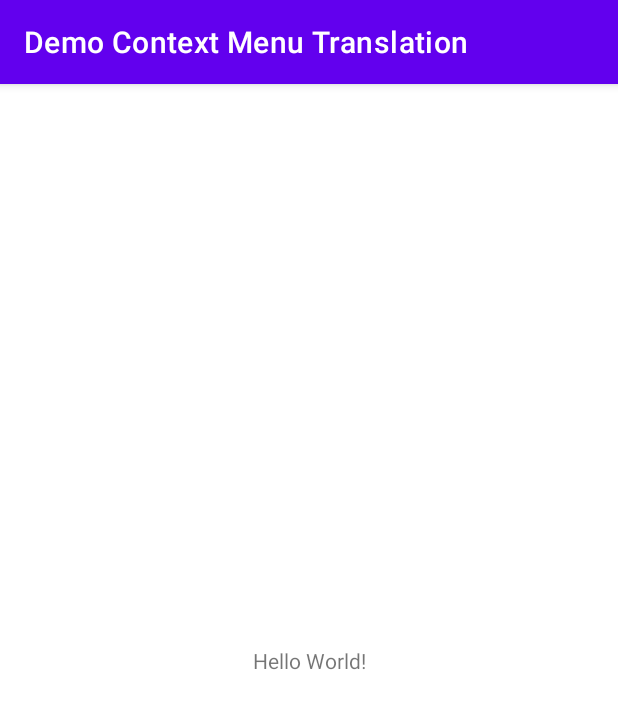
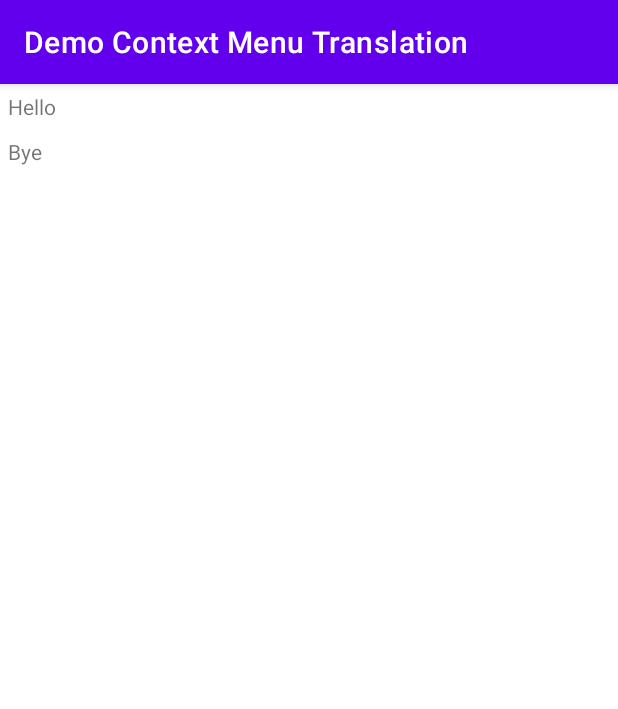
Before and after one commit to ariqah/DemoContextMenuTranslation, an Android app: the screen it shows after launch (MainActivity), on a phone screen of 412 x 824 dp. Shown: the top 709 px of the screen. Run offline under Robolectric (Android 15) with nearby library versions, the phone set to English and light mode, and no system bars.

```diff
--- a/app/src/main/res/layout/activity_main.xml
+++ b/app/src/main/res/layout/activity_main.xml
@@ -1,18 +1,24 @@
 <?xml version="1.0" encoding="utf-8"?>
-<androidx.constraintlayout.widget.ConstraintLayout xmlns:android="http://schemas.android.com/apk/res/android"
+<LinearLayout xmlns:android="http://schemas.android.com/apk/res/android"
     xmlns:app="http://schemas.android.com/apk/res-auto"
     xmlns:tools="http://schemas.android.com/tools"
     android:layout_width="match_parent"
     android:layout_height="match_parent"
+    android:orientation="vertical"
     tools:context=".MainActivity">
 
     <TextView
+        android:id="@+id/textViewTranslatedText"
         android:layout_width="wrap_content"
         android:layout_height="wrap_content"
-        android:text="Hello World!"
-        app:layout_constraintBottom_toBottomOf="parent"
-        app:layout_constraintLeft_toLeftOf="parent"
-        app:layout_constraintRight_toRightOf="parent"
-        app:layout_constraintTop_toTopOf="parent" />
+        android:layout_margin="5dp"
+        android:text="Hello" />
 
-</androidx.constraintlayout.widget.ConstraintLayout>
+    <TextView
+        android:id="@+id/textViewTranslatedText2"
+        android:layout_width="wrap_content"
+        android:layout_height="wrap_content"
+        android:layout_margin="5dp"
+        android:text="Bye" />
+
+</LinearLayout>
```
Also changed, not shown: app/src/main/java/sg/edu/rp/c346/id20023243/democontextmenutranslation/MainActivity.java (+60 -0 lines).
